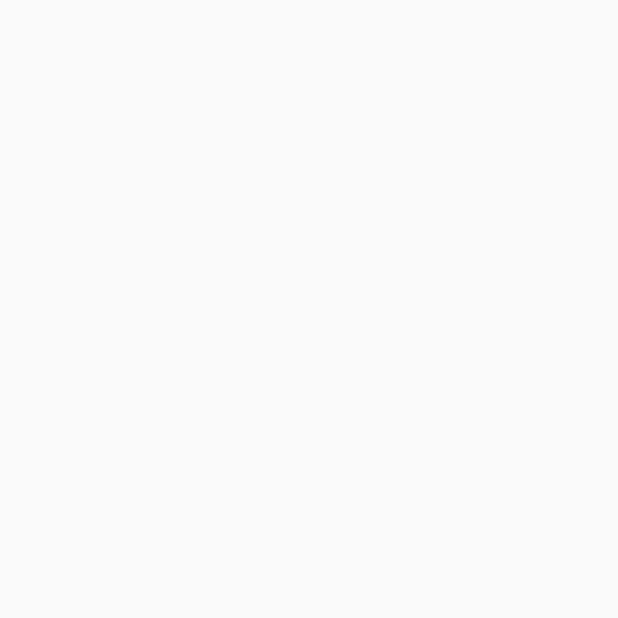
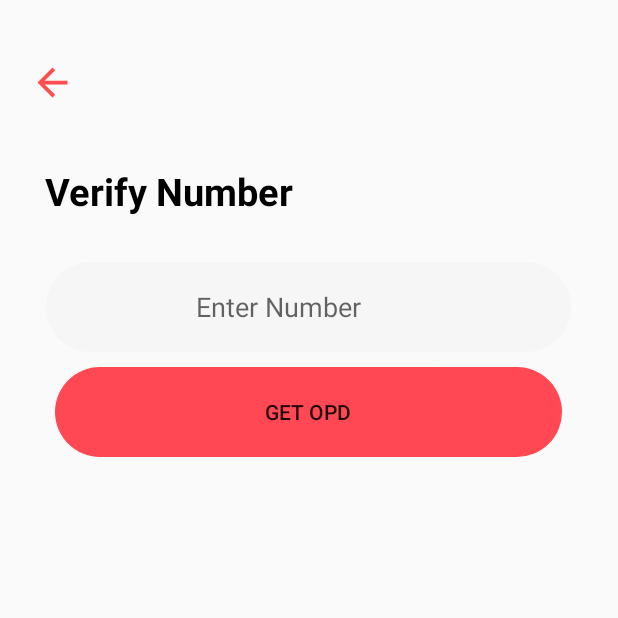
Before and after one commit to AminullahTajMuhammad/BloodDonate2, an Android app: the VerifyNumber screen opened directly, with no data from a screen before it, on a phone screen of 412 x 824 dp, the top half of it. Before the commit the part shown is empty. Run offline under Robolectric (Android 15) with nearby library versions, the phone set to English and light mode, and no system bars.

Commit message:
Added Verification Number screen

```diff
--- a/app/src/main/AndroidManifest.xml
+++ b/app/src/main/AndroidManifest.xml
@@ -20,7 +20,8 @@
         <activity android:name=".Stepper" />
         <activity android:name=".LoginScreen" />
         <activity android:name=".BloodDetail" />
-        <activity android:name=".VerifyNumber"></activity>
+        <activity android:name=".VerifyNumber" />
+        <activity android:name=".DialogScreen"></activity>
     </application>
 
 </manifest>
--- a/app/src/main/java/blooddonate/com/blooddonate/VerifyNumber.java
+++ b/app/src/main/java/blooddonate/com/blooddonate/VerifyNumber.java
@@ -1,13 +1,31 @@
 package blooddonate.com.blooddonate;
 
+import android.content.Intent;
 import android.support.v7.app.AppCompatActivity;
 import android.os.Bundle;
+import android.view.View;
+import android.widget.Button;
+import android.widget.EditText;
 
 public class VerifyNumber extends AppCompatActivity {
 
+    EditText edtNumber;
+    Button btnGetOPD;
     @Override
     protected void onCreate(Bundle savedInstanceState) {
         super.onCreate(savedInstanceState);
         setContentView(R.layout.activity_verify_number);
+
+        edtNumber = findViewById(R.id.edtNumber);
+        btnGetOPD = findViewById(R.id.btnGetOPD);
+
+        btnGetOPD.setOnClickListener(new View.OnClickListener() {
+            @Override
+            public void onClick(View v) {
+                Intent intent = new Intent(VerifyNumber.this, DialogScreen.class);
+                startActivity(intent);
+            }
+        });
+
     }
 }
--- /dev/null
+++ b/app/src/main/res/drawable/edittext_border.xml
@@ -0,0 +1,19 @@
+<?xml version="1.0" encoding="utf-8"?>
+<shape xmlns:android="http://schemas.android.com/apk/res/android" android:shape="rectangle" >
+    <corners
+        android:radius="36dp"
+        />
+    <solid
+        android:color="#F6F6F6"
+        />
+    <padding
+        android:left="0dp"
+        android:top="0dp"
+        android:right="0dp"
+        android:bottom="0dp"
+        />
+    <size
+        android:width="270dp"
+        android:height="60dp"
+        />
+</shape>
--- /dev/null
+++ b/app/src/main/res/drawable/ic_arrow_back_black_24dp.xml
@@ -0,0 +1,12 @@
+<vector
+    android:height="30dp"
+    android:tint="#FF4D4D"
+    android:viewportHeight="24.0"
+    android:viewportWidth="24.0"
+    android:width="30dp"
+    xmlns:android="http://schemas.android.com/apk/res/android">
+
+    <path
+        android:fillColor="#FF000000"
+        android:pathData="M20,11H7.83l5.59,-5.59L12,4l-8,8 8,8 1.41,-1.41L7.83,13H20v-2z"/>
+</vector>
--- a/app/src/main/res/layout/activity_login_screen.xml
+++ b/app/src/main/res/layout/activity_login_screen.xml
@@ -41,6 +41,7 @@
             android:id="@+id/layoutFB"
             android:background="@drawable/fb_round_shape"
             android:backgroundTint="#464eba"
+            android:clickable="true"
             android:padding="5dp">
             <ImageView
                 android:layout_width="40dp"
@@ -71,6 +72,7 @@
             android:layout_below="@+id/layoutFB"
             android:layout_marginTop="15dp"
             android:background="@drawable/border"
+            android:clickable="true"
             android:padding="5dp">
             <ImageView
                 android:layout_width="40dp"
@@ -100,6 +102,7 @@
             android:id="@+id/layoutNumber"
             android:layout_below="@+id/layoutGoogle"
             android:layout_marginTop="15dp"
+            android:clickable="true"
             android:background="@drawable/border"
             android:padding="5dp">
 
--- a/app/src/main/res/layout/activity_verify_number.xml
+++ b/app/src/main/res/layout/activity_verify_number.xml
@@ -1,9 +1,54 @@
 <?xml version="1.0" encoding="utf-8"?>
-<android.support.constraint.ConstraintLayout xmlns:android="http://schemas.android.com/apk/res/android"
+<RelativeLayout xmlns:android="http://schemas.android.com/apk/res/android"
     xmlns:app="http://schemas.android.com/apk/res-auto"
     xmlns:tools="http://schemas.android.com/tools"
     android:layout_width="match_parent"
     android:layout_height="match_parent"
     tools:context=".VerifyNumber">
+    <android.support.v7.widget.AppCompatImageButton
+        android:id="@+id/btnBack"
+        android:layout_width="wrap_content"
+        android:layout_height="wrap_content"
+        android:layout_marginTop="30dp"
+        android:layout_marginLeft="10dp"
+        android:padding="10dp"
+        android:src="@drawable/ic_arrow_back_black_24dp"
+        android:background="#FAFAFA"/>
 
-</android.support.constraint.ConstraintLayout>
+    <TextView android:id="@+id/tvVrifyNumber"
+        android:layout_width="wrap_content"
+        android:layout_height="wrap_content"
+        android:layout_below="@+id/btnBack"
+        android:layout_margin="30dp"
+        android:layout_marginLeft="10dp"
+        android:textSize="25sp"
+        android:textStyle="bold"
+        android:textColor="#000000"
+        android:text="Verify Number"/>
+
+    <EditText android:id="@+id/edtNumber"
+        android:layout_width="350dp"
+        android:layout_height="wrap_content"
+        android:paddingBottom="10dp"
+        android:paddingTop="10dp"
+        android:layout_centerHorizontal="true"
+        android:inputType="number"
+        android:paddingLeft="100dp"
+        android:paddingRight="100sp"
+        android:layout_below="@+id/tvVrifyNumber"
+        android:layout_marginLeft="30dp"
+        android:hint="Enter Number"
+        android:background="@drawable/edittext_border"/>
+
+    <Button android:id="@+id/btnGetOPD"
+        android:layout_width="wrap_content"
+        android:layout_height="wrap_content"
+        android:layout_below="@id/edtNumber"
+        android:layout_margin="10dp"
+        android:paddingLeft="140dp"
+        android:paddingRight="140dp"
+        android:layout_centerHorizontal="true"
+        android:text="Get Opd"
+        android:background="@drawable/edittext_border"
+        android:backgroundTint="#FF4853"/>
+</RelativeLayout>
```
Also changed, not shown: app/src/main/java/blooddonate/com/blooddonate/DialogScreen.java (added, +13 -0 lines), app/src/main/java/blooddonate/com/blooddonate/LoginScreen.java (+14 -0 lines), app/src/main/res/drawable/button_border.xml (added, +19 -0 lines), app/src/main/res/layout/activity_dialog_screen.xml (added, +9 -0 lines).
